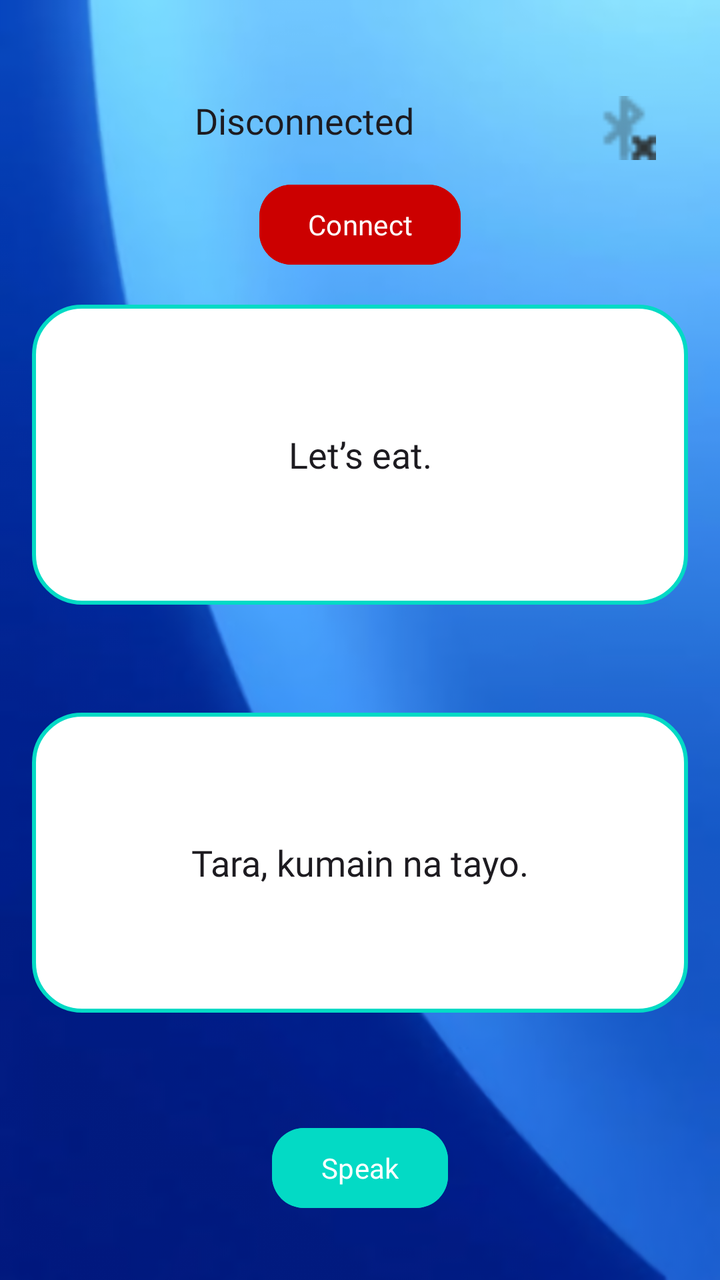
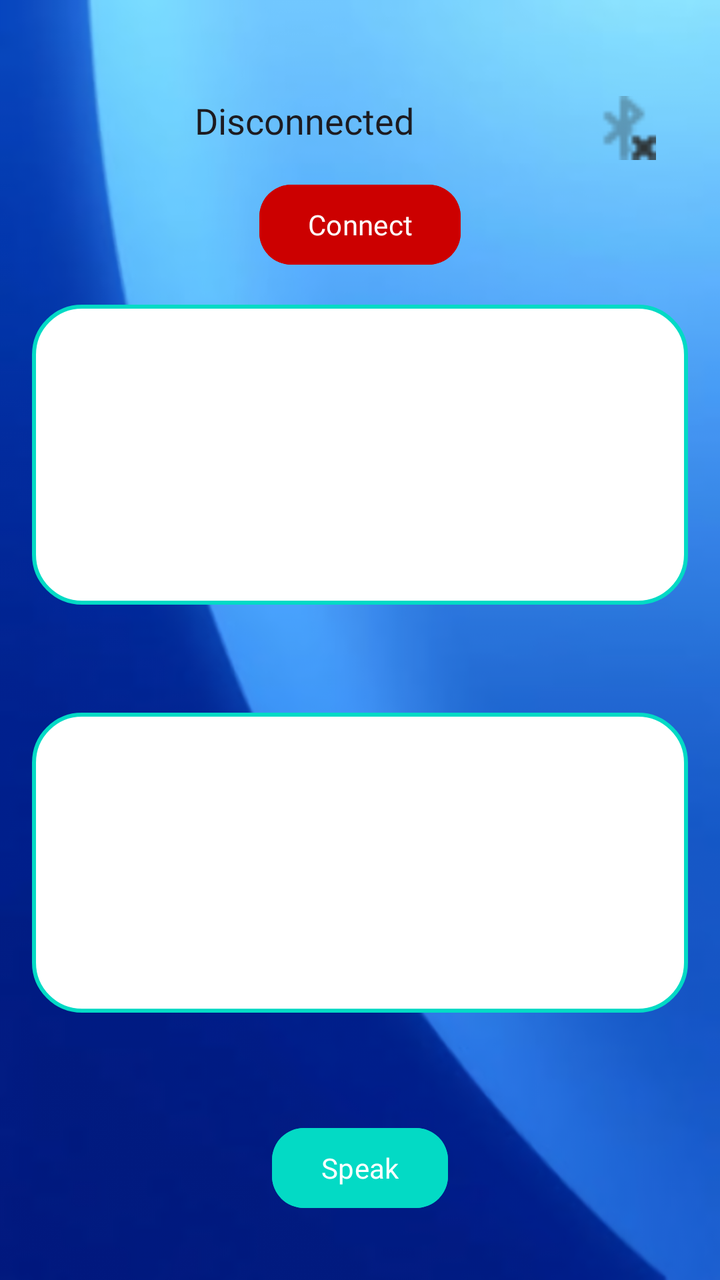

Screens rendered from an Android XML layout before and after an edit, with the pre-edit source and the edit as a unified diff.
<!-- AndroidManifest.xml: application theme Theme.GesturaApp -->
<!-- res/layout/fragment_translate.xml -->
<?xml version="1.0" encoding="utf-8"?>
<androidx.constraintlayout.widget.ConstraintLayout
    xmlns:android="http://schemas.android.com/apk/res/android"
    xmlns:app="http://schemas.android.com/apk/res-auto"
    xmlns:tools="http://schemas.android.com/tools"
    android:layout_width="match_parent"
    android:layout_height="match_parent"
    android:padding="16dp"
    android:background="@drawable/bg2"
    tools:context=".TranslateFragment">

    
    <ImageView
        android:id="@+id/iconConnection"
        android:layout_width="32dp"
        android:layout_height="32dp"
        android:src="@drawable/bluetoothdisconnectedsymbolic"
        android:contentDescription="Bluetooth Icon"
        app:layout_constraintTop_toTopOf="parent"
        app:layout_constraintEnd_toEndOf="parent"
        android:layout_marginTop="32dp"
        android:layout_marginEnd="16dp" />

    
    <TextView
        android:id="@+id/textConnectionStatus"
        android:layout_width="wrap_content"
        android:layout_height="wrap_content"
        android:text="Disconnected"
        android:textColor="?android:textColorPrimary"
        android:textSize="18sp"
        android:fontFamily="@font/poppins_bold"
        app:layout_constraintTop_toTopOf="parent"
        app:layout_constraintStart_toStartOf="parent"
        app:layout_constraintEnd_toStartOf="@id/iconConnection"
        android:layout_marginTop="32dp"
        android:layout_marginEnd="8dp" />

    
    <Button
        android:id="@+id/btnBluetoothConnect"
        android:layout_width="wrap_content"
        android:layout_height="wrap_content"
        android:text="Connect"
        android:backgroundTint="@android:color/holo_red_dark"
        android:textColor="@android:color/white"
        android:fontFamily="@font/poppins_regular"
        app:cornerRadius="16dp"
        android:elevation="4dp"
        app:layout_constraintTop_toBottomOf="@id/textConnectionStatus"
        app:layout_constraintStart_toStartOf="parent"
        app:layout_constraintEnd_toEndOf="parent"
        android:layout_marginTop="16dp" />

    
    <ScrollView
        android:id="@+id/scrollEnglish"
        android:layout_width="0dp"
        android:layout_height="150dp"
        android:fillViewport="true"
        app:layout_constraintTop_toBottomOf="@id/btnBluetoothConnect"
        app:layout_constraintStart_toStartOf="parent"
        app:layout_constraintEnd_toEndOf="parent"
        android:layout_marginTop="16dp">

        <TextView
            android:id="@+id/textEnglish"
            android:layout_width="match_parent"
            android:layout_height="wrap_content"
            android:padding="16dp"
            android:text="Let’s eat."
            android:textSize="18sp"
            android:gravity="center"
            android:background="@drawable/rounded_textview_background"
            android:textColor="?android:textColorPrimary"
            android:fontFamily="@font/poppins_regular"
            android:scrollbars="vertical" />
    </ScrollView>

    
    <ScrollView
        android:id="@+id/scrollTranslation"
        android:layout_width="0dp"
        android:layout_height="150dp"
        android:fillViewport="true"
        app:layout_constraintTop_toBottomOf="@id/scrollEnglish"
        app:layout_constraintStart_toStartOf="parent"
        app:layout_constraintEnd_toEndOf="parent"
        app:layout_constraintBottom_toTopOf="@id/btnTextToSpeech"
        android:layout_marginTop="16dp"
        android:layout_marginBottom="16dp">

        <TextView
            android:id="@+id/textTranslation"
            android:layout_width="match_parent"
            android:layout_height="wrap_content"
            android:padding="16dp"
            android:text="Tara, kumain na tayo."
            android:textSize="18sp"
            android:gravity="center"
            android:background="@drawable/rounded_textview_background"
            android:textColor="?android:textColorPrimary"
            android:fontFamily="@font/poppins_regular"
            android:scrollbars="vertical" />
    </ScrollView>

    
    <Button
        android:id="@+id/btnTextToSpeech"
        android:layout_width="wrap_content"
        android:layout_height="wrap_content"
        android:text="Speak"
        android:backgroundTint="@color/teal_200"
        android:textColor="@android:color/white"
        android:fontFamily="@font/poppins_regular"
        app:cornerRadius="16dp"
        android:elevation="4dp"
        app:layout_constraintBottom_toBottomOf="parent"
        app:layout_constraintStart_toStartOf="parent"
        app:layout_constraintEnd_toEndOf="parent"
        android:layout_marginBottom="16dp" />

</androidx.constraintlayout.widget.ConstraintLayout>
<!-- resources referenced by this layout -->
<resources>
  <color name="teal_200">#FF03DAC5</color>
  <!-- drawable bg2: png bitmap (drawable, 489407 bytes) -->
  <!-- drawable bluetoothdisconnectedsymbolic: png bitmap (drawable, 393 bytes) -->
  <!-- drawable rounded_textview_background (drawable) -->
  <?xml version="1.0" encoding="utf-8"?>
  <shape xmlns:android="http://schemas.android.com/apk/res/android" android:shape="rectangle">
      <solid android:color="@android:color/white" />
      <corners android:radius="24dp" />
      <stroke android:color="@color/teal_200" android:width="2dp" />
  </shape>
  <style name="Theme.GesturaApp" parent="Base.Theme.GesturaApp" />
  <style name="Base.Theme.GesturaApp" parent="Theme.Material3.DayNight.NoActionBar">
          
          
      </style>
</resources>

<!-- the commit's change to res/layout/fragment_translate.xml (unified diff, before → after) -->
@@ -63,18 +63,33 @@
         app:layout_constraintEnd_toEndOf="parent"
         android:layout_marginTop="16dp">
 
-        <TextView
-            android:id="@+id/textEnglish"
+        <LinearLayout
             android:layout_width="match_parent"
             android:layout_height="wrap_content"
+            android:orientation="vertical"
             android:padding="16dp"
-            android:text="Let’s eat."
-            android:textSize="18sp"
-            android:gravity="center"
-            android:background="@drawable/rounded_textview_background"
-            android:textColor="?android:textColorPrimary"
-            android:fontFamily="@font/poppins_regular"
-            android:scrollbars="vertical" />
+            android:background="@drawable/rounded_textview_background">
+
+            <TextView
+                android:id="@+id/textEnglish"
+                android:layout_width="match_parent"
+                android:layout_height="wrap_content"
+                android:text=""
+                android:textSize="18sp"
+                android:gravity="center"
+                android:fontFamily="@font/poppins_regular"
+                android:textColor="@android:color/black"
+                android:scrollbars="vertical" />
+
+            <TextView
+                android:id="@+id/textAccelerometer"
+                android:layout_width="match_parent"
+                android:layout_height="wrap_content"
+                android:textSize="16sp"
+                android:textColor="@android:color/black"
+                android:fontFamily="@font/poppins_regular"
+                android:layout_marginTop="8dp" />
+        </LinearLayout>
     </ScrollView>
 
     
@@ -95,11 +110,11 @@
             android:layout_width="match_parent"
             android:layout_height="wrap_content"
             android:padding="16dp"
-            android:text="Tara, kumain na tayo."
+            android:text=""
             android:textSize="18sp"
             android:gravity="center"
             android:background="@drawable/rounded_textview_background"
-            android:textColor="?android:textColorPrimary"
+            android:textColor="@android:color/black"
             android:fontFamily="@font/poppins_regular"
             android:scrollbars="vertical" />
     </ScrollView>
